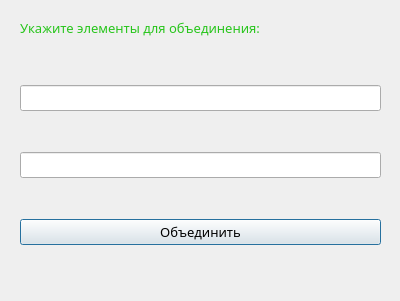
Qt form forms/dialog_union.ui (programmister68/DSU) before a commit.
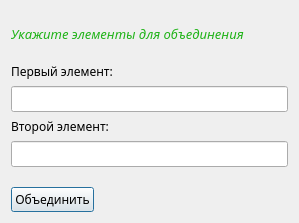
The same form after that commit.

Patch:
```diff
--- a/forms/dialog_union.ui
+++ b/forms/dialog_union.ui
@@ -6,82 +6,46 @@
    <rect>
     <x>0</x>
     <y>0</y>
-    <width>400</width>
-    <height>301</height>
+    <width>299</width>
+    <height>223</height>
    </rect>
   </property>
-  <property name="minimumSize">
+  <property name="maximumSize">
    <size>
-    <width>400</width>
-    <height>301</height>
+    <width>299</width>
+    <height>223</height>
    </size>
   </property>
   <property name="windowTitle">
    <string>Dialog</string>
   </property>
-  <widget class="QWidget" name="verticalLayoutWidget">
-   <property name="geometry">
-    <rect>
-     <x>20</x>
-     <y>50</y>
-     <width>361</width>
-     <height>231</height>
-    </rect>
-   </property>
+  <layout class="QVBoxLayout" name="verticalLayout_2">
+   <item>
    <layout class="QVBoxLayout" name="verticalLayout">
     <item>
-     <widget class="QLineEdit" name="lineEditUnion">
-      <property name="font">
-       <font>
-        <family>Nokia Sans S60</family>
-        <pointsize>10</pointsize>
-       </font>
-      </property>
-     </widget>
-    </item>
-    <item>
-     <widget class="QLineEdit" name="lineEdit_2">
-      <property name="font">
-       <font>
-        <family>Nokia Sans S60</family>
-        <pointsize>10</pointsize>
-       </font>
-      </property>
-     </widget>
+      <spacer name="verticalSpacer_3">
+       <property name="orientation">
+        <enum>Qt::Vertical</enum>
+       </property>
+       <property name="sizeHint" stdset="0">
+        <size>
+         <width>20</width>
+         <height>40</height>
+        </size>
+       </property>
+      </spacer>
     </item>
     <item>
-     <widget class="QPushButton" name="buttonUnion">
-      <property name="font">
-       <font>
-        <family>Nokia Sans S60</family>
-        <pointsize>10</pointsize>
-       </font>
-      </property>
-      <property name="text">
-       <string>Объединить</string>
-      </property>
-     </widget>
-    </item>
-   </layout>
-  </widget>
   <widget class="QLabel" name="label">
-   <property name="geometry">
-    <rect>
-     <x>20</x>
-     <y>20</y>
-     <width>341</width>
-     <height>16</height>
-    </rect>
-   </property>
    <property name="palette">
     <palette>
      <active>
       <colorrole role="WindowText">
        <brush brushstyle="SolidPattern">
         <color alpha="255">
-         <red>39</red>
-         <green>197</green>
-         <blue>27</blue>
+             <red>32</red>
+             <green>179</green>
+             <blue>24</blue>
         </color>
        </brush>
       </colorrole>
@@ -90,9 +54,9 @@
       <colorrole role="WindowText">
        <brush brushstyle="SolidPattern">
         <color alpha="255">
-         <red>39</red>
-         <green>197</green>
-         <blue>27</blue>
+             <red>32</red>
+             <green>179</green>
+             <blue>24</blue>
         </color>
        </brush>
       </colorrole>
@@ -114,12 +78,124 @@
     <font>
      <family>Nokia Sans S60</family>
      <pointsize>10</pointsize>
+         <weight>50</weight>
+         <italic>true</italic>
+         <bold>false</bold>
     </font>
    </property>
    <property name="text">
-    <string>Укажите элементы для объединения:</string>
-   </property>
-  </widget>
+        <string>Укажите элементы для объединения</string>
+       </property>
+      </widget>
+     </item>
+     <item>
+      <spacer name="verticalSpacer">
+       <property name="orientation">
+        <enum>Qt::Vertical</enum>
+       </property>
+       <property name="sizeHint" stdset="0">
+        <size>
+         <width>20</width>
+         <height>40</height>
+        </size>
+       </property>
+      </spacer>
+     </item>
+     <item>
+      <widget class="QLabel" name="label_2">
+       <property name="font">
+        <font>
+         <family>Nokia Sans S60</family>
+         <pointsize>9</pointsize>
+        </font>
+       </property>
+       <property name="text">
+        <string>Первый элемент:</string>
+       </property>
+      </widget>
+     </item>
+     <item>
+      <widget class="QLineEdit" name="linePush_1st">
+       <property name="font">
+        <font>
+         <family>Nokia Sans S60</family>
+         <pointsize>10</pointsize>
+        </font>
+       </property>
+      </widget>
+     </item>
+     <item>
+      <widget class="QLabel" name="label_3">
+       <property name="font">
+        <font>
+         <family>Nokia Sans S60</family>
+         <pointsize>9</pointsize>
+        </font>
+       </property>
+       <property name="text">
+        <string>Второй элемент:</string>
+       </property>
+      </widget>
+     </item>
+     <item>
+      <widget class="QLineEdit" name="linePush_2nd">
+       <property name="font">
+        <font>
+         <family>Nokia Sans S60</family>
+         <pointsize>10</pointsize>
+        </font>
+       </property>
+      </widget>
+     </item>
+     <item>
+      <spacer name="verticalSpacer_2">
+       <property name="orientation">
+        <enum>Qt::Vertical</enum>
+       </property>
+       <property name="sizeHint" stdset="0">
+        <size>
+         <width>20</width>
+         <height>40</height>
+        </size>
+       </property>
+      </spacer>
+     </item>
+     <item>
+      <layout class="QHBoxLayout" name="horizontalLayout">
+       <property name="spacing">
+        <number>2</number>
+       </property>
+       <item>
+        <widget class="QPushButton" name="unionButton">
+         <property name="font">
+          <font>
+           <family>Nokia Sans S60</family>
+           <pointsize>9</pointsize>
+          </font>
+         </property>
+         <property name="text">
+          <string>Объединить</string>
+         </property>
+        </widget>
+       </item>
+       <item>
+        <spacer name="horizontalSpacer">
+         <property name="orientation">
+          <enum>Qt::Horizontal</enum>
+         </property>
+         <property name="sizeHint" stdset="0">
+          <size>
+           <width>20</width>
+           <height>20</height>
+          </size>
+         </property>
+        </spacer>
+       </item>
+      </layout>
+     </item>
+    </layout>
+   </item>
+  </layout>
  </widget>
  <resources/>
  <connections/>
```
Lines whose indentation alone changed are shown as unchanged.
